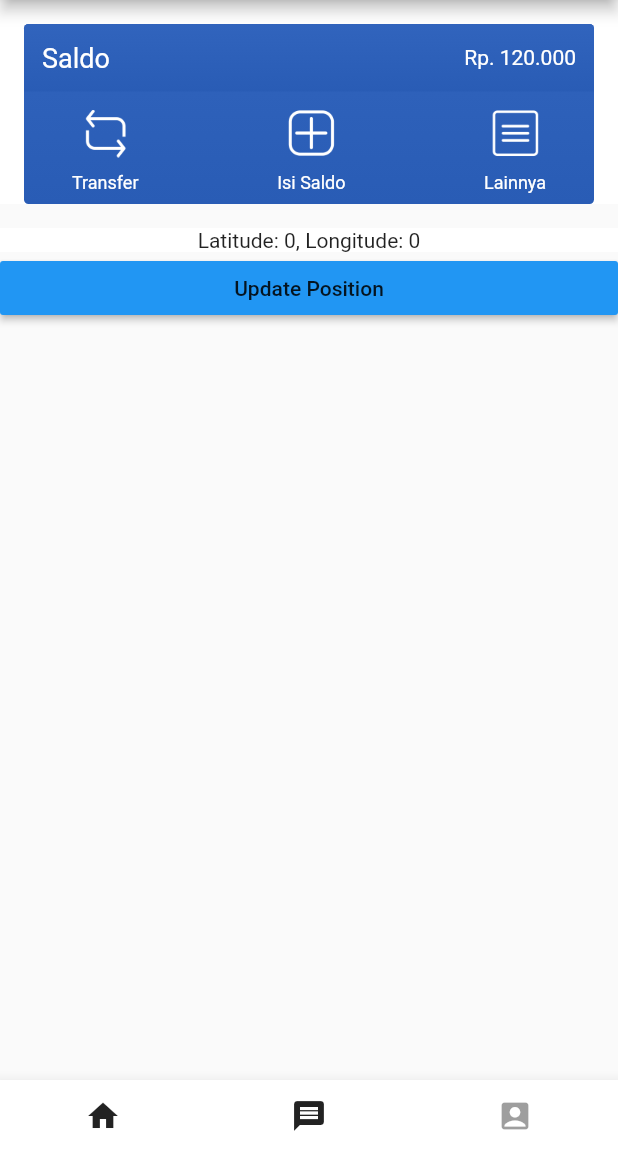
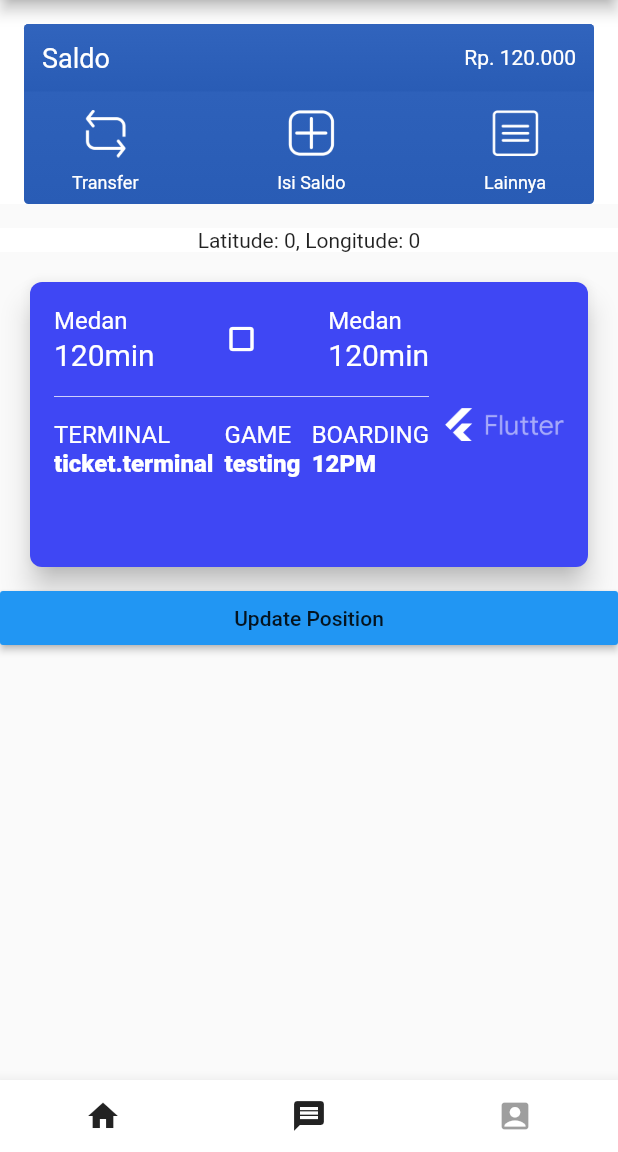
Before and after one commit to muhamadanjar/UTDriver, a Flutter app: the HomeScreen screen opened by its route, on a phone screen of 412 x 824 dp, the part 84-1236 px from its top. Run offline on Flutter 3.47's test engine with Material 2 defaults, Android fonts, the phone set to English and light mode, and no system bars; our stand-ins replace geolocator, google_maps_flutter, local_auth, native_widgets, shared_preferences, sqflite; missing offline and left inert: a package; accounts and stored records are empty; Roboto replaces fonts that are missing (NeoSansBold).

Commit message:
add card order

```diff
--- /dev/null
+++ b/lib/components/detailOrder.dart
@@ -0,0 +1,30 @@
+import 'package:flutter/material.dart';
+import 'package:ut_driver_app/theme/styles.dart';
+
+class OrderDetailWidget extends StatelessWidget {
+  final String terminal, game, boarding;
+
+  OrderDetailWidget({this.terminal, this.game, this.boarding});
+
+  @override
+  Widget build(BuildContext context) {
+    return Row(
+      children: <Widget>[
+        buildDetailColumn("terminal", terminal),
+        Spacer(),
+        buildDetailColumn("game", game),
+        Spacer(),
+        buildDetailColumn("boarding", boarding),
+      ],
+    );
+  }
+
+  Widget buildDetailColumn(String label, String value) => Column(
+    crossAxisAlignment: CrossAxisAlignment.start,
+    mainAxisSize: MainAxisSize.max,
+    children: <Widget>[
+      Text(label.toUpperCase(), style: smallTextStyle),
+      Text(value, style: smallBoldTextStyle),
+    ],
+  );
+}
--- a/lib/components/job_card.dart
+++ b/lib/components/job_card.dart
@@ -1,41 +1,74 @@
 import 'package:flutter/material.dart';
 import 'package:ut_driver_app/theme/styles.dart';
 import '../models/job.dart';
+import '../components/locationOrder.dart';
+import '../components/detailOrder.dart';
 class JobCard extends StatelessWidget {
-  final Job job;
-
-
-  JobCard({@required this.job});
   @override
   Widget build(BuildContext context) {
-    return InkWell(
+    return
+    Container(
+      height: 210.0,
+      padding: EdgeInsets.symmetric(horizontal: 20.0, vertical: 10.0),
+      child:Material(
+        color: primaryColor,
+        elevation: 8.0 ,
+        borderRadius: BorderRadius.all(Radius.circular(8.0)),
+        child: InkWell(
             child: Container(
               margin: const EdgeInsets.all(16.0),
               child: Row(
                 children: <Widget>[
-                // Expanded(
-                //   child: Column(
-                //     mainAxisSize: MainAxisSize.max,
-                //     children: <Widget>[
-                //       Row(
-                //         children: <Widget>[
-                //           Spacer(),
-                //           Icon(
-                //             Icons.crop_square,
-                //             color: Colors.white,
-                //             // size: 40.0,
-                //           ),
-                //           Spacer(),
-                //         ],
-                //       )
-                //     ],
-                //   ),
-                // ),
-                // SizedBox(width: 10.0),
-                // Container()
+                  Expanded(
+                    child: Column(
+                      mainAxisSize: MainAxisSize.max,
+                      children: <Widget>[
+                        Row(
+                          children: <Widget>[
+                            LocationWidget(
+                              cityName: 'Medan',
+                              time: '120min',
+                            ),
+                            Spacer(),
+                            Icon(
+                              Icons.crop_square,
+                              color: Colors.white,
+                              // size: 40.0,
+                            ),
+                            Spacer(),
+                            LocationWidget(
+                              cityName: 'Medan',
+                              time: '120min',
+                            ),
+                          ],
+                        ),
+                        SizedBox(height: 16.0),
+                        Container(
+                          height: 0.5,
+                          color: Colors.white,
+                        ),
+                        SizedBox(height: 16.0),
+                        OrderDetailWidget(
+                        terminal: 'ticket.terminal',
+                        boarding: '12PM',
+                        game: 'testing',
+                      ),
                       ],
                     ),
                   ),
+                  SizedBox(width: 10.0),
+                  Container(
+                        child: Image.asset(
+                          "assets/flutter.png",
+                          width: 80.0,
+                          color: Colors.white,
+                        ),
+                      )
+                ],
+              ),
+            ),
+          )
+      )
     );
   }
 }
--- /dev/null
+++ b/lib/components/locationOrder.dart
@@ -0,0 +1,21 @@
+import 'package:flutter/material.dart';
+import '../theme/styles.dart';
+class LocationWidget extends StatelessWidget {
+  final String cityName, time;
+
+  LocationWidget(
+      {@required this.cityName,
+        @required this.time});
+
+  @override
+  Widget build(BuildContext context) {
+    return Column(
+      crossAxisAlignment: CrossAxisAlignment.start,
+      children: <Widget>[
+        Text(cityName, style: smallTextStyle),
+        SizedBox(height: 2.0),
+        Text(time, style: mediumTextStyle),
+      ],
+    );
+  }
+}
--- a/lib/data/rest_ds.dart
+++ b/lib/data/rest_ds.dart
@@ -5,7 +5,7 @@ import 'package:ut_driver_app/models/user.dart';
 class RestDatasource {
   NetworkUtil _networkUtil = new NetworkUtil();
 
-  static final BASE_URL = "http://192.168.100.54/api";
+  static final BASE_URL = "http://192.168.43.110/api";
   static final LOGIN_URL = BASE_URL + "/login";
   static final UPDATE_LOCATION =  BASE_URL + "/user/update_position";
   static final GET_USER =  BASE_URL + "/user/details";
--- a/lib/screens/home/home_screen.dart
+++ b/lib/screens/home/home_screen.dart
@@ -123,9 +123,7 @@ class HomeScreenState extends State<HomeScreen>{
                 child: Text('Latitude: ${_position != null ? _position.latitude.toString() : '0'}, Longitude: ${_position != null ? _position.longitude.toString() : '0'}'),
               ),
             ),
-            Container(
-              // child: _buildJob(),
-            ),
+            _buildJob(),
             Container(
               child: RaisedButton(
                 color: Colors.blue,
@@ -255,9 +253,10 @@ class HomeScreenState extends State<HomeScreen>{
       scrollDirection: Axis.vertical,
       child: Column(
         children: <Widget>[
-          SizedBox(height: 20.0),
+          SizedBox(height: 10.0),
           ListView(
             scrollDirection: Axis.vertical,
+            shrinkWrap: true,
             children: <Widget>[
               Hero(
                 tag: 'driver-job',
--- a/lib/screens/home/map_screen.dart
+++ b/lib/screens/home/map_screen.dart
@@ -26,7 +26,9 @@ class _MapScreenState extends State<MapScreen> {
 
             ),
           ),
-          Padding(child: Align(
+          Padding(
+            padding: EdgeInsets.all(8.0),
+            child: Align(
             alignment: Alignment.topRight,
                 child: Column(
                   children: <Widget> [
@@ -35,6 +37,7 @@ class _MapScreenState extends State<MapScreen> {
                       materialTapTargetSize: MaterialTapTargetSize.padded,
                       backgroundColor: Colors.green,
                       child: const Icon(Icons.map, size: 36.0),
+                      onPressed: (){},
                     ),
                     SizedBox(height: 16.0),
                     FloatingActionButton(
@@ -42,6 +45,7 @@ class _MapScreenState extends State<MapScreen> {
                       materialTapTargetSize: MaterialTapTargetSize.padded,
                       backgroundColor: Colors.green,
                       child: const Icon(Icons.add_location, size: 36.0),
+                      onPressed: (){},
                     ),
                   ],
                 ),
--- a/lib/theme/styles.dart
+++ b/lib/theme/styles.dart
@@ -11,7 +11,7 @@ ThemeData appTheme = new ThemeData(
 
 Color textFieldColor = const Color.fromRGBO(255, 255, 255, 0.1);
 
-Color primaryColor = const Color(0xFF00c497);
+// Color primaryColor = const Color(0xFF00c497);
 
 TextStyle buttonTextStyle = const TextStyle(
     color: const Color.fromRGBO(255, 255, 255, 0.8),
@@ -20,13 +20,13 @@ TextStyle buttonTextStyle = const TextStyle(
 fontWeight: FontWeight.bold);
 
 ///colors
-// const Color primaryColor = Color(0xFF3F47F4);
+const Color primaryColor = Color(0xFF3F47F4);
 
 ///text styles
 // TextStyle appBarTextStyle = TextStyle(color: Colors.black, fontSize: 24.0);
 // TextStyle radioSelectedTextStyle = TextStyle(color: Colors.white, fontSize: 18.0);
 // TextStyle radioUnSelectedTextStyle = TextStyle(color: Colors.black, fontSize: 18.0);
-// TextStyle bigTextStyle = TextStyle(color: Colors.white, fontSize: 28.0, fontWeight: FontWeight.w900);
-// TextStyle smallTextStyle = TextStyle(color: Colors.white, fontSize: 16.0);
-// TextStyle mediumTextStyle = TextStyle(color: Colors.white, fontSize: 20.0);
-// TextStyle smallBoldTextStyle = TextStyle(color: Colors.white, fontSize: 16.0, fontWeight: FontWeight.w900);
+TextStyle bigTextStyle = TextStyle(color: Colors.white, fontSize: 28.0, fontWeight: FontWeight.w900);
+TextStyle smallTextStyle = TextStyle(color: Colors.white, fontSize: 16.0);
+TextStyle mediumTextStyle = TextStyle(color: Colors.white, fontSize: 20.0);
+TextStyle smallBoldTextStyle = TextStyle(color: Colors.white, fontSize: 16.0, fontWeight: FontWeight.w900);
```
Lines whose indentation alone changed are shown as unchanged.
